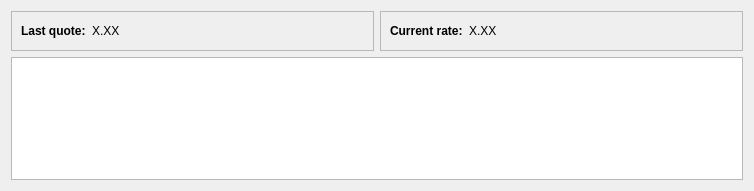
First picture: the form in jal/ui/reports/tax_estimation.ui, repository titov-vv/jal, before the edit.
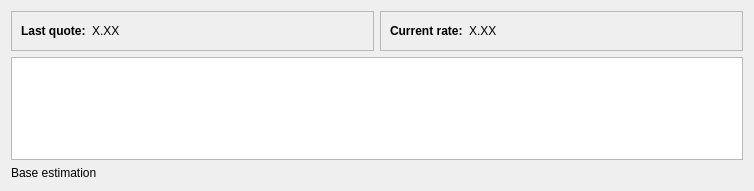
Second picture: the form after the edit.

Commit message: Tax base estimation is marked in RU dividend/interest sheets

Diff of the .ui file:
```diff
--- a/jal/ui/reports/tax_estimation.ui
+++ b/jal/ui/reports/tax_estimation.ui
@@ -119,6 +119,16 @@
      </attribute>
     </widget>
    </item>
+   <item>
+    <widget class="QLabel" name="EstimateLbl">
+     <property name="text">
+      <string>Base estimation</string>
+     </property>
+     <property name="wordWrap">
+      <bool>true</bool>
+     </property>
+    </widget>
+   </item>
   </layout>
  </widget>
  <tabstops>
```
The commit also changes 14 other files.
